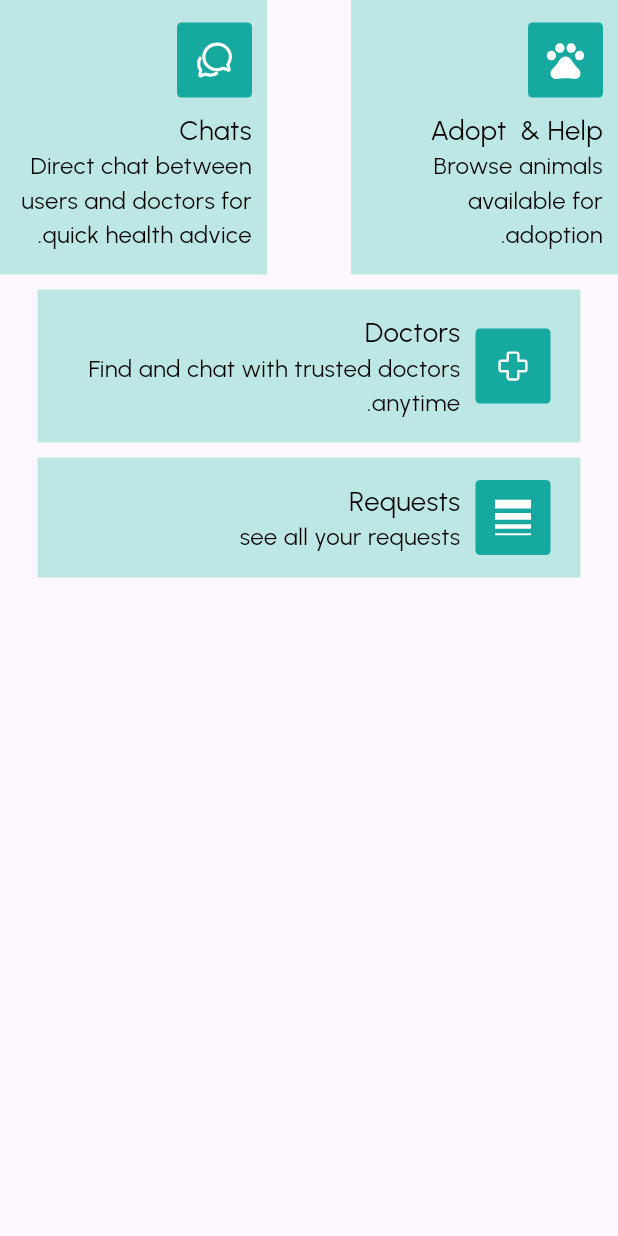
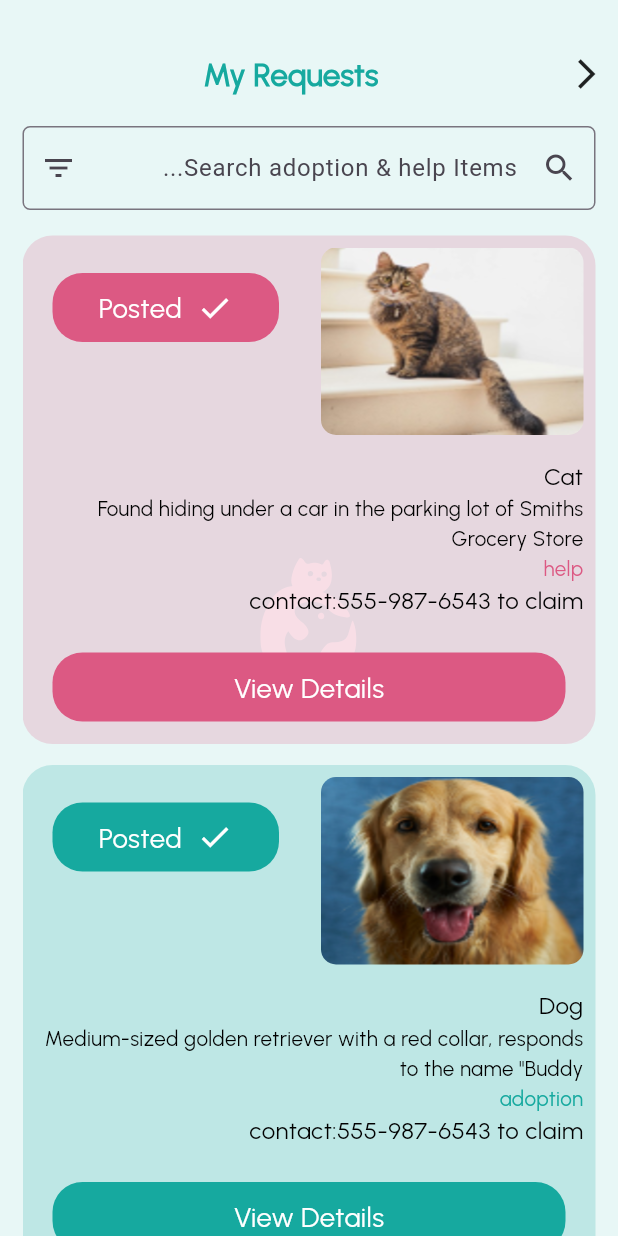
Before and after one commit to Abdallahreda12/graduation_project, a Flutter app: the NavigatorsTapsInHomePage widget shown alone on an empty page, opened directly, after a tap on "Requests", on a phone screen of 412 x 824 dp. Run offline on Flutter 3.47's test engine with Material 3 defaults, Android fonts, the light colour scheme and no system bars; our stand-ins replace carousel_slider, file_picker, flutter_spinkit, flutter_svg, geolocator, get and 1 more; missing offline and left inert: booking_calendar; accounts and stored records are empty; project files that could hold a hidden picture were left out.

Commit message:
make MyRequestsPage

```diff
--- a/lib/main.dart
+++ b/lib/main.dart
@@ -13,6 +13,7 @@ import 'package:graduation_project/view/bookPages/DoctorDetailsPage/DoctorDetail
 import 'package:graduation_project/view/bookPages/mainBookPage/mainBookPage.dart';
 import 'package:graduation_project/view/help%20Details%20page/helpDetailsPage.dart';
 import 'package:graduation_project/view/home%20page/homePage.dart';
+import 'package:graduation_project/view/myRequestsPage/myRequestsPage.dart';
 import 'package:graduation_project/view/notifaction%20page/notifactionPage.dart';
 import 'package:graduation_project/view/onboarding%20page/onboardingPage.dart';
 import 'package:graduation_project/view/profile%20page/profilePage.dart';
@@ -113,6 +114,14 @@ class MainApp extends StatelessWidget {
         GetPage(name: "/adoptionandhelp", page: () => AdoptionAndHelpPage()),
         GetPage(
             name: "/adoptiondetailspage", page: () => AdoptionDetailsPage()),
+        GetPage(
+            name: "/adoptiondetailspageWithDeleteButton",
+            page: () => AdoptionDetailsPage(
+                  enableDeleteButton: true,
+                )),
+        GetPage(
+            name: "/helpdetailspageWithDeleteButton",
+            page: () => HelpDetailsPage(  enableDeleteButton: true,)),
         GetPage(name: "/helpdetailspage", page: () => HelpDetailsPage()),
         GetPage(
             name: "/adoptionandhelprequestpage",
@@ -123,19 +132,16 @@ class MainApp extends StatelessWidget {
         GetPage(
             name: "/additionalinfoeditpage",
             page: () => AdditionalInfoEditPage()),
-
         GetPage(name: "/resetpassword", page: () => ResetPassword()),
-
         GetPage(name: "/mainbookpage", page: () => MainBookPage()),
         GetPage(name: "/DoctorDetailsPage", page: () => DoctorDetailsPage()),
         GetPage(name: "/bookpage", page: () => BookingPage()),
         GetPage(name: "/animalownerpage", page: () => AnimalOwnerPage()),
-
         GetPage(
             name: "/tipsandtricksforyourpetspage",
             page: () => TipsAndTricksForYourPetsPage()),
         GetPage(name: "/informationpage", page: () => InformationPage()),
-
+        GetPage(name: "/myrequestspage", page: () => MyRequestsPage()),
       ],
     );
   }
--- a/lib/view/home page/widgets/NavigatorsTapInHomePage.dart
+++ b/lib/view/home page/widgets/NavigatorsTapInHomePage.dart
@@ -191,7 +191,7 @@ class NavigatorsTapsInHomePage extends StatelessWidget {
         //
         GestureDetector(
           onTap: () {
-            //Get.toNamed("/mainbookpage");
+            Get.toNamed("/myrequestspage");
           },
           child: Container(
             //28 -> 25 padding + 3 space between two item
--- /dev/null
+++ b/lib/view/myRequestsPage/myRequestsPage.dart
@@ -0,0 +1,138 @@
+import 'package:flutter/material.dart';
+import 'package:flutter_svg/svg.dart';
+import 'package:get/get.dart';
+import 'package:graduation_project/core/Widgets/customBottomAppBar.dart';
+import 'package:graduation_project/core/Widgets/customPlusBottunInAppBar.dart';
+import 'package:graduation_project/core/util/appImages.dart';
+import 'package:graduation_project/core/util/colors.dart';
+import 'package:graduation_project/view/adoption%20And%20Help%20Page/widgets/adoptionAndHelpCard.dart';
+import 'package:graduation_project/core/Widgets/headerOfAdotinAndHelpPage.dart';
+import 'package:graduation_project/view/adoption%20And%20Help%20Page/widgets/searchBarInAdoptionAndHelpPage.dart';
+import 'package:graduation_project/view/myRequestsPage/widgets/adoptionAndHelpCardInMyRequestsPage.dart';
+
+class MyRequestsPage extends StatefulWidget {
+  const MyRequestsPage({super.key});
+
+  @override
+  State<MyRequestsPage> createState() => _MyRequestsPageState();
+}
+
+class _MyRequestsPageState extends State<MyRequestsPage> {
+  ////// all this comment maybe need it when make logic for SearchBar
+  //
+  // TextEditingController _searchController = TextEditingController();
+
+  // List<String> allItems = [
+  //   "Apple",
+  //   "Banana",
+  //   "Bbanana",
+  //   "Cherry",
+  //   "Date",
+  //   "Balala",
+  //   "Fig",
+  //   "Grape"
+  // ];
+
+  // List<String> filteredItems = [];
+
+  // @override
+  // void initState() {
+  //   super.initState();
+  //   filteredItems = allItems;
+  // }
+
+  // void _filterSearch(String query) {
+  //   List<String> tempList = [];
+  //   if (query.isNotEmpty) {
+  //     tempList = allItems
+  //         .where((item) => item.toLowerCase().contains(query.toLowerCase()))
+  //         .toList();
+  //   } else {
+  //     tempList = allItems;
+  //   }
+  //   setState(() {
+  //     filteredItems = tempList;
+  //     for (var i = 0; i < 1; i++) {
+  //       print(filteredItems[i]);
+  //     }
+  //   });
+  // }
+
+  @override
+  Widget build(BuildContext context) {
+    return Scaffold(
+      backgroundColor: ColorsApp.backGroundColor,
+      resizeToAvoidBottomInset: false,
+      body: Stack(children: [
+        Positioned.fill(
+          child: SvgPicture.asset(
+            Assets.imagesLogoInverse,
+            fit: BoxFit.none,
+          ),
+        ),
+        Padding(
+          padding: const EdgeInsets.only(left: 15, right: 15, top: 35),
+          child: Column(
+            children: [
+              //
+              //Header of page
+              //
+              TextAndBackArrowHeader(
+                texts: ["My Requests"],
+                colorsOfTexts: [
+                  ColorsApp.primaryColor,
+                ],
+              ),
+              SizedBox(
+                height: 20,
+              ),
+              //
+              //SaerchBar
+              //
+              SearchbarInAdoptionAndHelpPage(),
+              SizedBox(
+                height: 10,
+              ),
+              //
+              //cards
+              //
+              Expanded(
+                child: ListView.builder(
+                  itemCount: 10,
+                  itemBuilder: (context, index) {
+                    return index % 2 == 0
+                        ? AdoptionAndHelpCardInMyRequestsPage(
+                            image: Assets.imagesAnimalPhoto2,
+                            title: 'Cat',
+                            subtitle:
+                                'Found hiding under a car in the parking lot of Smiths Grocery Store',
+                            typeOfCard: 'help',
+                            contact: 'contact:555-987-6543 to claim',
+                            onTap: () {
+                              //handle this to navigate you to specific page for AdoptionDetailsPage or helpDetailsPage
+                              Get.toNamed("/helpdetailspageWithDeleteButton");
+                            },
+                          )
+                        : AdoptionAndHelpCardInMyRequestsPage(
+                            image: Assets.imagesAnimalPhoto1,
+                            title: 'Dog',
+                            subtitle:
+                                'Medium-sized golden retriever with a red collar, responds to the name "Buddy',
+                            typeOfCard: 'adoption',
+                            contact: 'contact:555-987-6543 to claim',
+                            onTap: () {
+                              //handle this to navigate you to specific page for AdoptionDetailsPage or helpDetailsPage
+                              Get.toNamed(
+                                  "/adoptiondetailspageWithDeleteButton");
+                            },
+                          );
+                  },
+                ),
+              ),
+            ],
+          ),
+        ),
+      ]),
+    );
+  }
+}
--- /dev/null
+++ b/lib/view/myRequestsPage/widgets/adoptionAndHelpCardInMyRequestsPage.dart
@@ -0,0 +1,160 @@
+import 'package:flutter/material.dart';
+import 'package:graduation_project/core/util/colors.dart';
+import 'package:graduation_project/core/util/styles.dart';
+
+class AdoptionAndHelpCardInMyRequestsPage extends StatelessWidget {
+  const AdoptionAndHelpCardInMyRequestsPage(
+      {super.key,
+      required this.image,
+      required this.title,
+      required this.subtitle,
+      required this.typeOfCard,
+      required this.contact,
+      required this.onTap});
+
+  final String image;
+  final String title;
+  final String subtitle;
+  final String typeOfCard;
+  final String contact;
+  final VoidCallback onTap;
+
+  @override
+  Widget build(BuildContext context) {
+    return IntrinsicHeight(
+      child: Container(
+        margin: EdgeInsets.symmetric(vertical: 7),
+        decoration: BoxDecoration(
+            borderRadius: BorderRadius.circular(20),
+            color: typeOfCard == "help"
+                ? ColorsApp.secondaryColor.withAlpha(51)
+                : ColorsApp.primaryColor.withAlpha(51)),
+        child: Column(
+          crossAxisAlignment: CrossAxisAlignment.start,
+          children: [
+            //
+            //photo
+            //
+            Row(
+              crossAxisAlignment: CrossAxisAlignment.start,
+              children: [
+                Flexible(
+                  fit: FlexFit.loose,
+                  child: Container(
+                    margin: EdgeInsets.all(8),
+                    child: ClipRRect(
+                      borderRadius: BorderRadius.circular(10),
+                      child: Image.asset(
+                        image,
+                        width: double.infinity,
+                        height: 125,
+                        fit: BoxFit.fill,
+                        filterQuality: FilterQuality.high,
+                        errorBuilder: (context, error, stackTrace) {
+                          return Container(
+                            width: double.infinity,
+                            height: 125,
+                            color: Colors.grey.shade300,
+                            child: Icon(
+                              Icons.broken_image,
+                              color: Colors.grey.shade700,
+                              size: 40,
+                            ),
+                          );
+                        },
+                      ),
+                    ),
+                  ),
+                ),
+                Flexible(
+                  fit: FlexFit.loose,
+                  child: Container(
+                    width: MediaQuery.sizeOf(context).width,
+                    margin: EdgeInsets.symmetric(vertical: 25, horizontal: 20),
+                    padding: EdgeInsets.symmetric(vertical: 10),
+                    decoration: BoxDecoration(
+                      color: typeOfCard == "adoption"
+                          ? ColorsApp.primaryColor
+                          : ColorsApp.secondaryColor,
+                      borderRadius: BorderRadius.circular(20),
+                    ),
+                    child: Row(
+                      mainAxisAlignment: MainAxisAlignment.center,
+                      children: [
+                        Icon(
+                          Icons.done,
+                          color: Colors.white,
+                        ),
+                        SizedBox(
+                          width: 10,
+                        ),
+                        Text("Posted",
+                            softWrap: false,
+                            overflow: TextOverflow.ellipsis,
+                            style: AppStyles.urbanistReqular16(context)
+                                .copyWith(color: Colors.white)),
+                      ],
+                    ),
+                  ),
+                ),
+              ],
+            ),
+            //
+            //reqest's details
+            //
+            Padding(
+              padding: const EdgeInsets.all(8.0),
+              child: Column(
+                crossAxisAlignment: CrossAxisAlignment.start,
+                children: [
+                  Text(
+                    title,
+                    style: AppStyles.urbanistMedium14(context),
+                  ),
+                  Text(
+                    subtitle,
+                    style: AppStyles.urbanistReqular12(context),
+                  ),
+                  Text(
+                    typeOfCard,
+                    style: AppStyles.urbanistReqular12(context).copyWith(
+                        color: typeOfCard == "help"
+                            ? ColorsApp.secondaryColor
+                            : ColorsApp.primaryColor),
+                  ),
+                  Text(
+                    contact,
+                    style: AppStyles.urbanistReqular14(context),
+                  ),
+                ],
+              ),
+            ),
+            GestureDetector(
+              onTap: onTap,
+              child: Container(
+                margin: EdgeInsets.symmetric(vertical: 15, horizontal: 20),
+                padding: EdgeInsets.symmetric(vertical: 10),
+                decoration: BoxDecoration(
+                  color: typeOfCard == "adoption"
+                      ? ColorsApp.primaryColor
+                      : ColorsApp.secondaryColor,
+                  borderRadius: BorderRadius.circular(20),
+                ),
+                child: Row(
+                  mainAxisAlignment: MainAxisAlignment.center,
+                  children: [
+                    Text("View Details",
+                        softWrap: false,
+                        overflow: TextOverflow.ellipsis,
+                        style: AppStyles.urbanistReqular16(context)
+                            .copyWith(color: Colors.white)),
+                  ],
+                ),
+              ),
+            ),
+          ],
+        ),
+      ),
+    );
+  }
+}
```
Also changed, not shown: lib/view/adoption Details Page/adoptionDetailsPage.dart (+30 -5 lines), lib/view/help Details page/helpDetailsPage.dart (+29 -4 lines), 4 other files.
